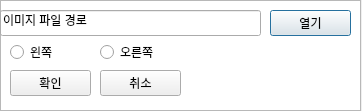
First picture: the form in codes/upload_dialog.ui, repository Songsungsang/Cali_Solvepnp_Program, before the edit.
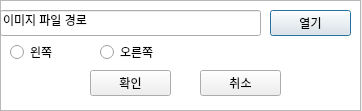
Second picture: the form after the edit.

What changed in the file:
```diff
--- a/codes/upload_dialog.ui
+++ b/codes/upload_dialog.ui
@@ -81,7 +81,7 @@
   <widget class="QPushButton" name="btn_confirm">
    <property name="geometry">
     <rect>
-     <x>10</x>
+     <x>90</x>
      <y>70</y>
      <width>81</width>
      <height>26</height>
@@ -94,7 +94,7 @@
   <widget class="QPushButton" name="btn_cancel">
    <property name="geometry">
     <rect>
-     <x>100</x>
+     <x>200</x>
      <y>70</y>
      <width>81</width>
      <height>26</height>
```
